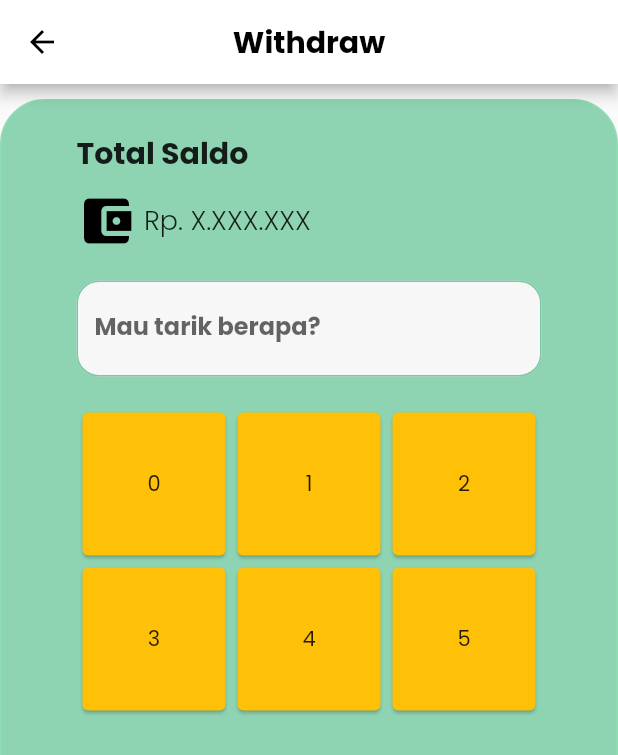
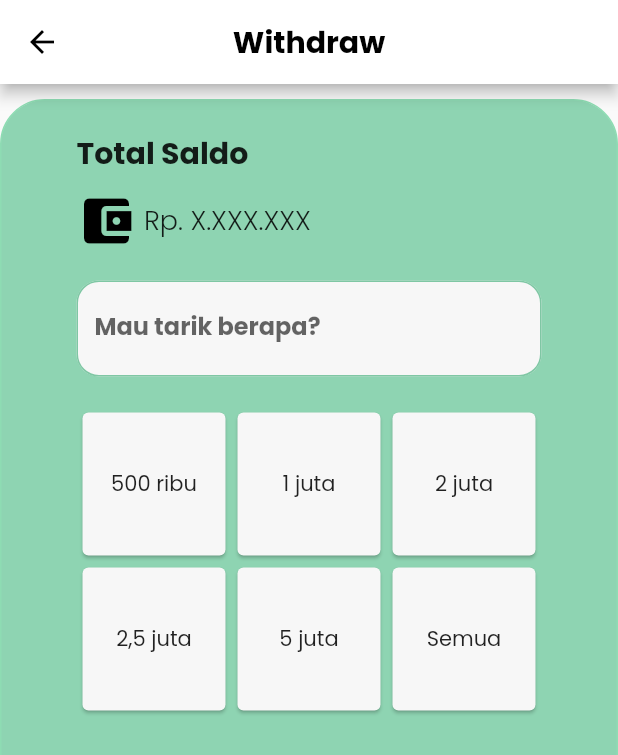
Before and after one commit to hilmyrs/tubesprovis5, a Flutter app: the Withdraw screen opened directly, on a phone screen of 412 x 824 dp. Shown: the top 755 px of the screen. Run offline on Flutter 3.47's test engine with Material 2 defaults, Android fonts, the phone set to English and light mode, and no system bars; our stand-ins replace animated_bottom_navigation_bar, google_fonts; missing offline and left inert: icon_badge; network calls fail.

Commit message:
060623:1357

```diff
--- a/lib/pages/Withdraw.dart
+++ b/lib/pages/Withdraw.dart
@@ -11,13 +11,13 @@ class Withdraw extends StatefulWidget {
 
 class _WithdrawState extends State<Withdraw> {
   int? selectedMethod;
-  List<int> pilihanNominal = [
-    500000,
-    1000000,
-    2000000,
-    2500000,
-    5000000,
-    10000000,
+  List<String> pilihanNominal = [
+    '500 ribu',
+    '1 juta',
+    '2 juta',
+    '2,5 juta',
+    '5 juta',
+    'Semua',
   ];
   TextEditingController nominalController = TextEditingController();
   double saldo = 500000; // Contoh saldo
@@ -158,11 +158,11 @@ class _WithdrawState extends State<Withdraw> {
                               const SliverGridDelegateWithFixedCrossAxisCount(
                             crossAxisCount: 3,
                           ),
-                          itemCount: 6,
-                          itemBuilder: (BuildContext context, int index) {
+                          itemCount: pilihanNominal.length,
+                          itemBuilder: (BuildContext context, index) {
                             return Card(
-                              color: Colors.amber,
-                              child: Center(child: Text('$index')),
+                              color: Color.fromRGBO(247, 247, 247, 1),
+                              child: Center(child: Text(pilihanNominal[index])),
                             );
                           }),
                     )
```
